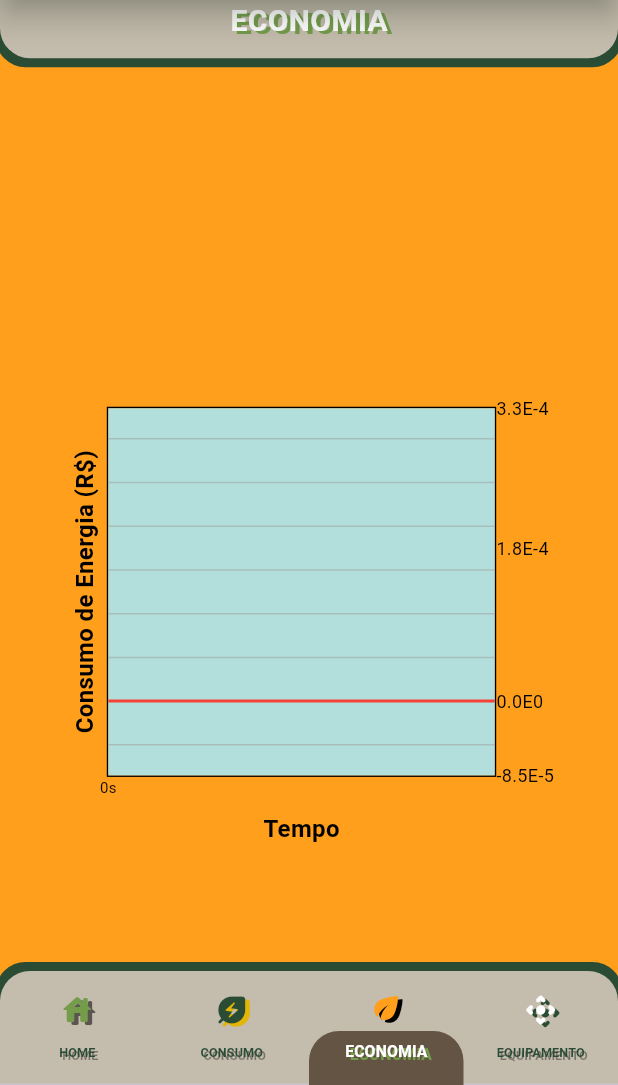
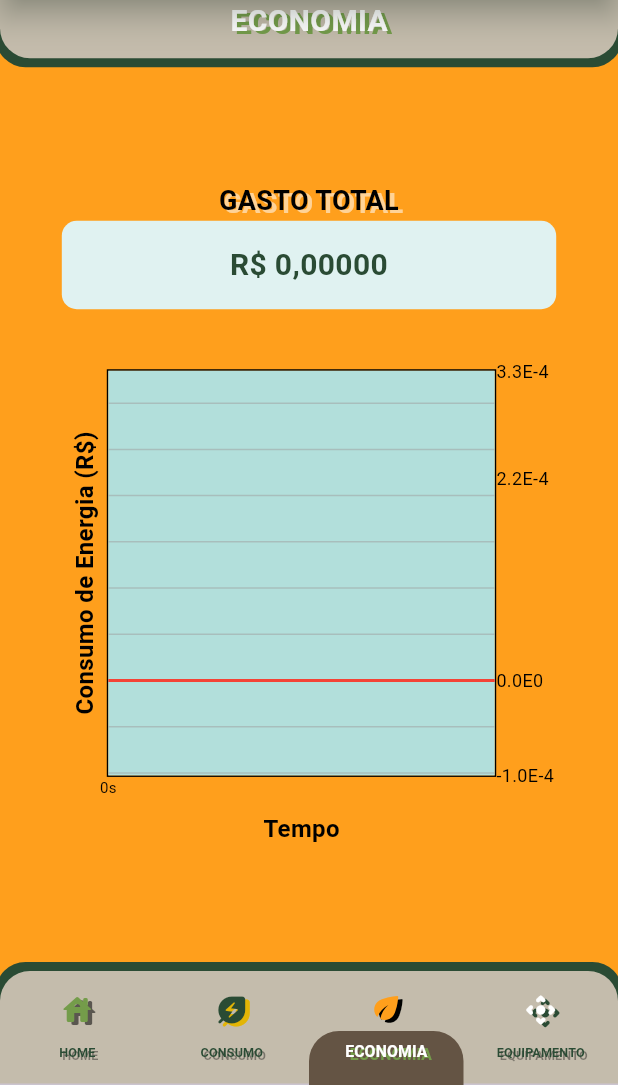
Before and after one commit to JoaoVictorRR-GitHub/EcoHome, a Flutter app: the screen it shows after launch, item 3 of the bottom bar chosen, on a phone screen of 412 x 824 dp, the part 151-1236 px from its top. Run offline on Flutter 3.47's test engine with Material 3 defaults, Android fonts, the phone set to English and light mode, and no system bars; drawn by our look-alikes of fl_chart.

Commit message:
Feature: Nova área para visualizar os gastos acumulados.

```diff
--- a/lib/Economia/area_economia.dart
+++ b/lib/Economia/area_economia.dart
@@ -1,10 +1,10 @@
 import 'package:intl/intl.dart';
 import 'package:flutter/material.dart';
-import 'package:fl_chart/fl_chart.dart';
 import 'package:provider/provider.dart';
 
 import 'definicao_gasto.dart';
 import '../Globais/funcoes.dart';
+import 'grafico_gastos_consumo.dart';
 import '../Globais/fontes_estilos.dart';
 
 
@@ -22,129 +22,29 @@ class _PaginaEconomiaState extends State<PaginaEconomia> {
 
   @override
   Widget build(BuildContext context) {
-    return const Center(
-      child: Padding(
-        padding: EdgeInsets.only(top: 150.0),
-        child: GraficoEconomia(),
-      ),
-    );
-  }
-}
-
-
-
-
-
-
-class GraficoEconomia extends StatefulWidget {
-  const GraficoEconomia({super.key});
-
-  @override
-  State<GraficoEconomia> createState() => _GraficoEconomiaState();
-}
-
-class _GraficoEconomiaState extends State<GraficoEconomia> {
-
-  @override
-  Widget build(BuildContext context) {
     return Consumer<TimerModel>(
-      builder: (BuildContext context, timerModel, Widget? child) {
-
-        // Limites do eixo Y.
-        double maxGasto = gastos.isNotEmpty ? gastos.fold<double>(0.0003, (max, g) => g.gasto > max ? g.gasto : max) : 0.0003;
-        double minGasto = gastos.isNotEmpty ? gastos.fold<double>(-0.00005, (min, g) => g.gasto < min ? g.gasto : min) : -0.00005;
-
-        // Margens do eixo Y.
-        double margemSuperior = (maxGasto - minGasto) * 0.1;  // 10% de margem para a parte superior.
-        double margemInferior = (maxGasto - minGasto) * 0.1;  // 10% de margem para a parte inferior.
-
-        return LineChart(
-          LineChartData(
-            clipData: const FlClipData.all(),   // Configura a exibicao dos pontos nos limites do grafico.
-            maxY: (maxGasto + margemSuperior),
-            minY: (minGasto - margemInferior),
-            backgroundColor: Colors.teal[100],
-            titlesData: FlTitlesData(           // Configuracao dos titulos.
-              // Titulo do topo.
-              topTitles: const AxisTitles(),
-              // Titulo da esquerda.
-              leftTitles: const AxisTitles(axisNameSize: 30, axisNameWidget: Text('Consumo de Energia (R\$)', style: styleTextoPadrao)),
-              // Titulo da direita.
-              rightTitles: AxisTitles(
-                sideTitles: SideTitles(
-                  showTitles: true,
-                  reservedSize: 40,
-                  interval: ((maxGasto - minGasto) / 2),
-                  getTitlesWidget: (value, meta) => Text(NumberFormat('0.0E0').format(value), style: styleTextoNormal), // Formatacao dos dados em notacao cientifica.
-                ),
-              ),
-              // Titulo inferior.
-              bottomTitles: AxisTitles(
-                axisNameSize: 25,
-                axisNameWidget: const Text('Tempo', style: styleTextoPadrao),
-                sideTitles: SideTitles(
-                  showTitles: true,
-                  getTitlesWidget: (value, meta) {
-                    int seconds = value.toInt();
-                    int minutes = (seconds ~/ 60);
-                    int remainingSeconds = (seconds % 60);
-
-                    if (minutes > 0) {
-                      return Text('${minutes}m${remainingSeconds}s', style: const TextStyle(color: Colors.black, fontSize: 10));  // Exibe o tempo em formato (m) e (s).
-                    } else {
-                      return Text('${seconds}s', style: const TextStyle(color: Colors.black, fontSize: 10));  // Exibe o tempo em formato (s).
-                    }
-                  },
-                ),
+        builder: (BuildContext context, timerModel, Widget? child) {
+        return Column(
+          crossAxisAlignment: CrossAxisAlignment.stretch,
+          children: [
+            const Text('GASTO TOTAL',
+              textAlign: TextAlign.center,
+              textScaler: TextScaler.linear(1.5),
+              style: TextStyle(fontSize: 12, fontWeight: FontWeight.bold, color: Colors.black, shadows: [Shadow(color: Colors.white54, offset: offsetsI)]),
+            ),
+            Container(
+              padding: const EdgeInsets.all(15),
+              decoration: BoxDecoration(borderRadius: borderRadius10, color:  Colors.teal[50]),
+              child: Text(
+                NumberFormat.simpleCurrency(locale: 'pt_BR', decimalDigits: 5).format(gastoTotal),
+                style: const TextStyle(fontSize: 20, color: verdeThemeI, fontWeight: FontWeight.bold),
+                textAlign: TextAlign.center,
               ),
             ),
-            gridData: FlGridData( // Configuracao do grid.
-              show: true,
-              drawVerticalLine: true,
-              getDrawingHorizontalLine: (value) {
-                return FlLine(strokeWidth: (value == 0) ? 2 : 1, color: (value == 0) ? Colors.red : Colors.grey.withOpacity(0.5));
-              },
-              getDrawingVerticalLine: (value) {
-                return FlLine(strokeWidth: 1, color: Colors.grey.withOpacity(0.5));
-              },
-            ),
-            lineBarsData: [ // Configuracao do grafico.
-              LineChartBarData(
-                barWidth: 5,
-                isCurved: true,
-                color: Colors.blue,
-                isStrokeCapRound: true,
-                dotData: FlDotData( // Configuracao dos pontos.
-                  show: true,
-                  getDotPainter: (spot, percent, bar, index) => FlDotCirclePainter(radius: 5, strokeWidth: 2, color: Colors.blue, strokeColor: Colors.white),
-                ),
-                spots: List.generate( // Configuracao dos dados.
-                  gastos.length,
-                  (index) => FlSpot(gastos[index].tempoAtual, gastos[index].gasto),
-                ),
-                belowBarData: BarAreaData(  // Style do grafico.
-                  show: true,
-                  gradient: LinearGradient(
-                    colors: [
-                      Colors.blue.withOpacity(0.3),
-                      Colors.green.withOpacity(0.3),
-                    ],
-                  ),
-                ),
-              ),
-            ],
-            lineTouchData: LineTouchData( // Configuracao de interacoes no grafico.
-              handleBuiltInTouches: true,
-              touchTooltipData: LineTouchTooltipData(
-                tooltipRoundedRadius: 8,
-                fitInsideVertically: true,
-                fitInsideHorizontally: true,
-                tooltipPadding: const EdgeInsets.all(8),
-                getTooltipColor: (spot) => Colors.blueGrey.withOpacity(0.8),
-                tooltipBorder: const BorderSide(color: Colors.blue, width: 2),
-              ),
-            ),
-          ),
+            espacamentoV,
+            espacamentoV,
+            const Expanded(child: GraficoGastoConsumo(),),
+          ],
         );
       }
     );
```
